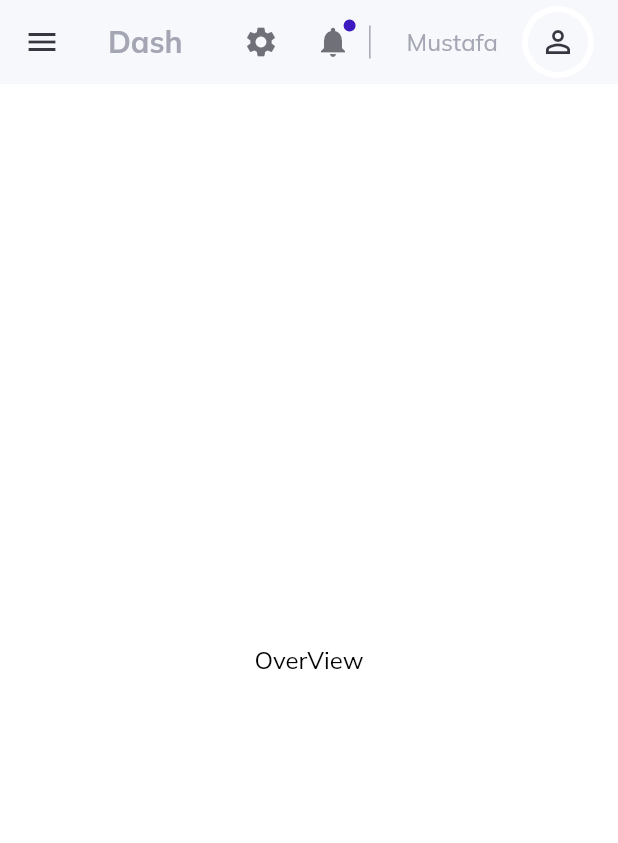
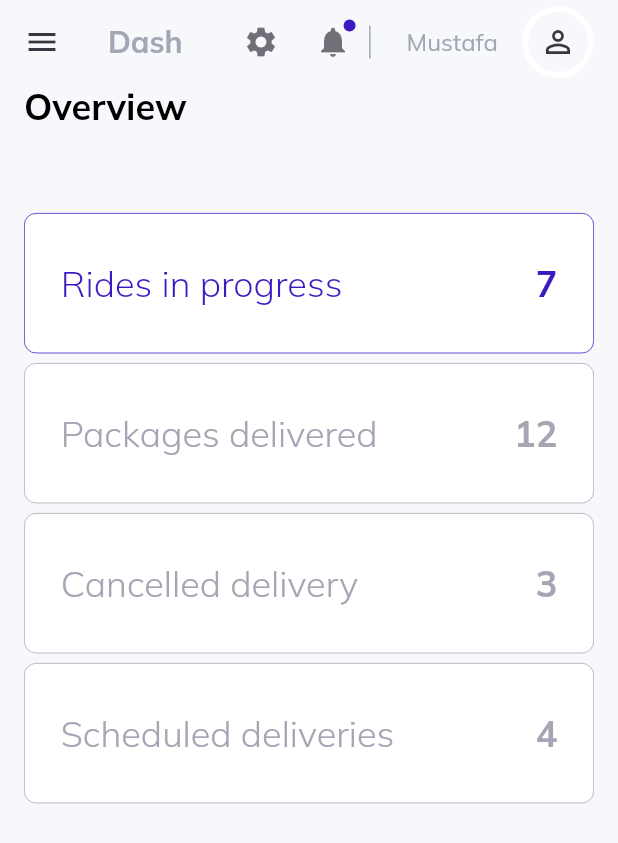
Before and after one commit to mustafasmnc/flutter_web_dashboard_template, a Flutter app: the screen it shows after launch, on a phone screen of 412 x 824 dp. Shown: the top 843 px of the screen. Run offline on Flutter 3.47's test engine with Material 2 defaults, Android fonts, the phone set to English and light mode, and no system bars; our stand-ins replace get, google_fonts; missing offline and left inert: dart:js.

Commit message:
Overview Cards

```diff
--- a/lib/layout.dart
+++ b/lib/layout.dart
@@ -12,6 +12,7 @@ class SiteLayout extends StatelessWidget {
   Widget build(BuildContext context) {
     return Scaffold(
         key: scaffoldKey,
+        extendBodyBehindAppBar: true,
         appBar: topNavigationBar(context, scaffoldKey),
         drawer: Drawer(
           child: SideMenu(),
--- a/lib/main.dart
+++ b/lib/main.dart
@@ -1,6 +1,7 @@
 import 'package:flutter/material.dart';
 import 'package:get/get.dart';
 import 'package:google_fonts/google_fonts.dart';
+import 'package:web_dashboard/constants/style.dart';
 import 'package:web_dashboard/controllers/menu_controller.dart';
 import 'package:web_dashboard/controllers/navigation_controllers.dart';
 import 'package:web_dashboard/layout.dart';
@@ -21,7 +22,7 @@ class MyApp extends StatelessWidget {
         debugShowCheckedModeBanner: false,
         title: 'Dashboard',
         theme: ThemeData(
-            scaffoldBackgroundColor: Colors.white,
+            scaffoldBackgroundColor: light,
             textTheme: GoogleFonts.mulishTextTheme(Theme.of(context).textTheme)
                 .apply(bodyColor: Colors.black),
             pageTransitionsTheme: PageTransitionsTheme(builders: {
--- a/lib/pages/overview/overview.dart
+++ b/lib/pages/overview/overview.dart
@@ -1,13 +1,44 @@
 import 'package:flutter/material.dart';
+import 'package:get/get.dart';
+import 'package:web_dashboard/constants/controller.dart';
+import 'package:web_dashboard/helpers/responsiveness.dart';
+import 'package:web_dashboard/pages/overview/widgets/overview_cards_large.dart';
+import 'package:web_dashboard/pages/overview/widgets/overview_cards_medium.dart';
+import 'package:web_dashboard/pages/overview/widgets/overview_cards_small.dart';
 import 'package:web_dashboard/widgets/custom_text.dart';
 
 class OverViewPage extends StatelessWidget {
   @override
   Widget build(BuildContext context) {
-    return Center(
-      child: CustomText(
-        text: "OverView",
-      ),
+    return Column(
+      children: [
+        Obx(() => Row(
+              children: [
+                Container(
+                  margin: EdgeInsets.only(
+                      top: ResponsiveWidget.isSmallScreen(context) ? 56 : 6),
+                  child: CustomText(
+                    text: menuController.activeItem.value,
+                    size: 24,
+                    weight: FontWeight.bold,
+                  ),
+                )
+              ],
+            )),
+        Expanded(
+            child: ListView(
+          children: [
+            if (ResponsiveWidget.isLargeScreen(context) ||
+                ResponsiveWidget.isMediumScreen(context))
+              if (ResponsiveWidget.isCustomScreen(context))
+                OverviewCardsMediumScreen()
+              else
+                OverviewCardsLargeScreen()
+            else
+              OverviewCardsSmallScreen()
+          ],
+        ))
+      ],
     );
   }
 }
--- /dev/null
+++ b/lib/pages/overview/widgets/info_card_small.dart
@@ -0,0 +1,50 @@
+import 'package:flutter/material.dart';
+import 'package:web_dashboard/constants/style.dart';
+import 'package:web_dashboard/widgets/custom_text.dart';
+
+class InfoCardSmall extends StatelessWidget {
+  final String? title;
+  final String? value;
+  final bool? isActive;
+  final VoidCallback? onTap;
+  const InfoCardSmall(
+      {Key? key, this.title, this.value, this.isActive = false, this.onTap})
+      : super(key: key);
+
+  @override
+  Widget build(BuildContext context) {
+    return Expanded(
+      child: InkWell(
+        onTap: onTap,
+        child: Container(
+          padding: EdgeInsets.all(24),
+          decoration: BoxDecoration(
+            color: Colors.white,
+            borderRadius: BorderRadius.circular(8),
+            border: Border.all(
+              color: isActive! ? active : lightGrey,
+              width: 0.5,
+            ),
+          ),
+          child: Row(
+            mainAxisAlignment: MainAxisAlignment.spaceBetween,
+            children: [
+              CustomText(
+                text: title,
+                size: 24,
+                weight: FontWeight.w300,
+                color: isActive! ? active : lightGrey,
+              ),
+              CustomText(
+                text: value,
+                size: 24,
+                weight: FontWeight.bold,
+                color: isActive! ? active : lightGrey,
+              ),
+            ],
+          ),
+        ),
+      ),
+    );
+  }
+}
--- /dev/null
+++ b/lib/pages/overview/widgets/overview_cards_small.dart
@@ -0,0 +1,41 @@
+import 'package:flutter/material.dart';
+import 'package:web_dashboard/pages/overview/widgets/info_card_small.dart';
+
+class OverviewCardsSmallScreen extends StatelessWidget {
+  @override
+  Widget build(BuildContext context) {
+    double _width = MediaQuery.of(context).size.width;
+    return Container(
+      height: 400,
+      child: Column(
+        children: [
+          InfoCardSmall(
+            title: "Rides in progress",
+            value: "7",
+            onTap: () {},
+            isActive: true,
+          ),
+          SizedBox(height: _width / 64),
+          InfoCardSmall(
+            title: "Packages delivered",
+            value: "12",
+            onTap: () {},
+          ),
+          SizedBox(height: _width / 64),
+          InfoCardSmall(
+            title: "Cancelled delivery",
+            value: "3",
+            onTap: () {},
+          ),
+          SizedBox(height: _width / 64),
+          InfoCardSmall(
+            title: "Scheduled deliveries",
+            value: "4",
+            onTap: () {},
+          ),
+          SizedBox(height: _width / 64),
+        ],
+      ),
+    );
+  }
+}
--- a/lib/widgets/large_screen.dart
+++ b/lib/widgets/large_screen.dart
@@ -13,7 +13,9 @@ class LargeScreen extends StatelessWidget {
         Expanded(child: SideMenu()),
         Expanded(
           flex: 5,
-          child: localNavigator(),
+          child: Container(
+              padding: EdgeInsets.symmetric(horizontal: 16),
+              child: localNavigator()),
         ),
       ],
     );
--- a/lib/widgets/small_screen.dart
+++ b/lib/widgets/small_screen.dart
@@ -6,6 +6,7 @@ class SmallScreen extends StatelessWidget {
 
   @override
   Widget build(BuildContext context) {
-    return localNavigator();
+    return Container(
+        padding: EdgeInsets.symmetric(horizontal: 16), child: localNavigator());
   }
 }
--- a/lib/widgets/top_nav.dart
+++ b/lib/widgets/top_nav.dart
@@ -90,5 +90,4 @@ AppBar topNavigationBar(BuildContext context, GlobalKey<ScaffoldState> key) =>
           ],
         ),
         iconTheme: IconThemeData(color: dark),
-      backgroundColor: light,
-    );
+        backgroundColor: Colors.transparent);
```
Also changed, not shown: lib/pages/authentication/authentication.dart (+19 -4 lines), lib/pages/clients/clients.dart (+19 -4 lines), lib/pages/drivers/drivers.dart (+19 -4 lines), lib/pages/overview/widgets/info_card.dart (added, +73 -0 lines), lib/pages/overview/widgets/overview_cards_large.dart (added, +42 -0 lines), lib/pages/overview/widgets/overview_cards_medium.dart (added, +50 -0 lines). Lines whose indentation alone changed are shown as unchanged.
